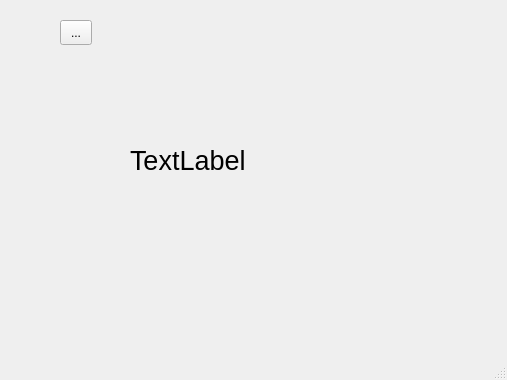
First picture: the form in gui/powermeter/ui_powermeterui.ui, repository trezitorul/qudi, before the edit.
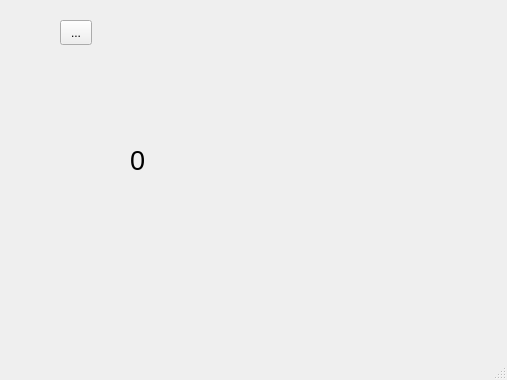
Second picture: the form after the edit. Icons and pictures are not drawn.

Commit message: Powermeter logic and gui

Diff of the .ui file:
```diff
--- a/gui/powermeter/ui_powermeterui.ui
+++ b/gui/powermeter/ui_powermeterui.ui
@@ -29,7 +29,7 @@
      </font>
     </property>
     <property name="text">
-     <string>TextLabel</string>
+     <string>0</string>
     </property>
    </widget>
    <widget class="QToolButton" name="startButton">
```
The commit also changes 3 other files.
